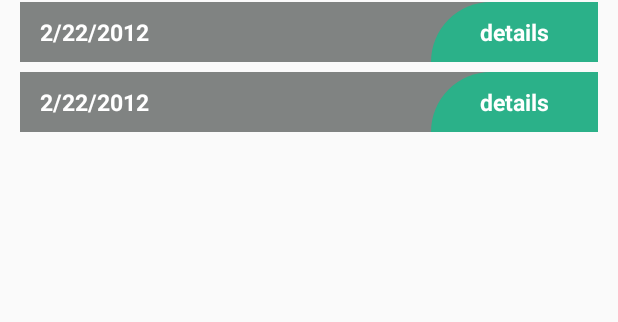
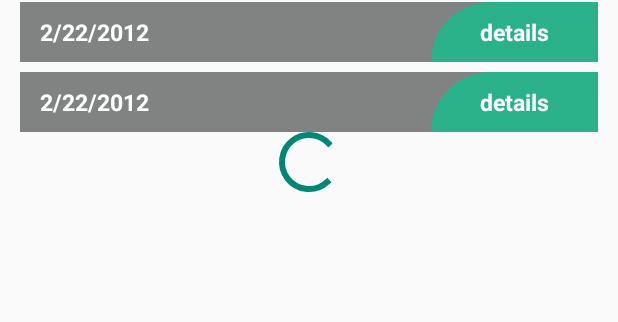
Before and after one commit to AhmedBro/Attendance_Doctor, an Android app: the layout fragment_lectcures.xml on its own in the app's theme, with its tools: preview values and no code run, on a phone screen of 412 x 824 dp. Shown: the part 620-942 px from the top of the screen. Run offline under Robolectric (Android 15) with nearby library versions, the phone set to English and light mode, and no system bars; plain views replace RoundedImageView.

Commit message:
LecturesFragment Done

```diff
--- a/app/src/main/java/com/example/attendance_doctor/Desgin/Fragments/HomeFragment.kt
+++ b/app/src/main/java/com/example/attendance_doctor/Desgin/Fragments/HomeFragment.kt
@@ -79,6 +79,8 @@ class HomeFragment : Fragment() {
             if (it){
                 mTeacher=doctorDataViewModel.teacherdata
                 mHello.text=" Hello Dr/ ${mTeacher.teacherName}"
+                mGuide.visibility=View.VISIBLE
+                mChangePassword.visibility=View.VISIBLE
                 getTeacherCourses()
 
             }else{}
--- a/app/src/main/res/layout/fragment_home.xml
+++ b/app/src/main/res/layout/fragment_home.xml
@@ -39,6 +39,7 @@
     <TextView
         android:id="@+id/mGuide"
         android:layout_width="0dp"
+        android:visibility="invisible"
         android:layout_height="wrap_content"
         android:layout_marginStart="@dimen/_10ssp"
         android:layout_marginEnd="@dimen/_10ssp"
@@ -55,6 +56,7 @@
     <TextView
         android:id="@+id/mChangePassword"
         android:layout_width="0dp"
+        android:visibility="invisible"
         android:layout_height="wrap_content"
         android:layout_marginStart="@dimen/_10ssp"
         android:layout_marginEnd="@dimen/_10ssp"
--- a/app/src/main/res/layout/fragment_lectcures.xml
+++ b/app/src/main/res/layout/fragment_lectcures.xml
@@ -5,6 +5,19 @@
     android:layout_width="match_parent"
     android:layout_height="match_parent"
     tools:context=".Desgin.Fragments.LectcuresFragment">
+
+    <ProgressBar
+        android:id="@+id/progressBar4"
+        style="?android:attr/progressBarStyle"
+        android:layout_width="wrap_content"
+        android:layout_height="wrap_content"
+        android:layout_marginStart="0dp"
+        android:layout_marginBottom="0dp"
+        app:layout_constraintBottom_toBottomOf="@+id/mStudentsRecycler"
+        app:layout_constraintEnd_toEndOf="@+id/mStudentsRecycler"
+        app:layout_constraintStart_toStartOf="@+id/mStudentsRecycler"
+        app:layout_constraintTop_toTopOf="@+id/mStudentsRecycler"
+         />
 
     <com.makeramen.roundedimageview.RoundedImageView
         android:id="@+id/mLogo"
@@ -46,6 +59,7 @@
         android:layout_margin="@dimen/_10ssp"
         app:layout_constraintBottom_toTopOf="@id/mGenerateQr"
         app:layout_constraintEnd_toEndOf="parent"
+        app:layout_constraintHorizontal_bias="0.48"
         app:layout_constraintStart_toStartOf="parent"
         app:layout_constraintTop_toBottomOf="@+id/mLogo"
         tools:listitem="@layout/lectcure_shap" />
--- a/app/src/main/res/navigation/main.xml
+++ b/app/src/main/res/navigation/main.xml
@@ -60,6 +60,12 @@
         <action
             android:id="@+id/action_studentSheet_to_qr_code_generated"
             app:destination="@id/qr_code_generated" />
+        <argument
+            android:name="lectureName"
+            app:argType="string" />
+        <argument
+            android:name="CourseCode"
+            app:argType="string" />
     </fragment>
     <fragment
         android:id="@+id/lectcuresFragment"
```
Also changed, not shown: app/src/main/java/com/example/attendance_doctor/Data/LecturesViewModel.kt (+7 -0 lines), app/src/main/java/com/example/attendance_doctor/Desgin/Fragments/LectcuresFragment.kt (+40 -9 lines), app/src/main/java/com/example/attendance_doctor/Desgin/adapters/LecturesAdapter.kt (added, +51 -0 lines).
